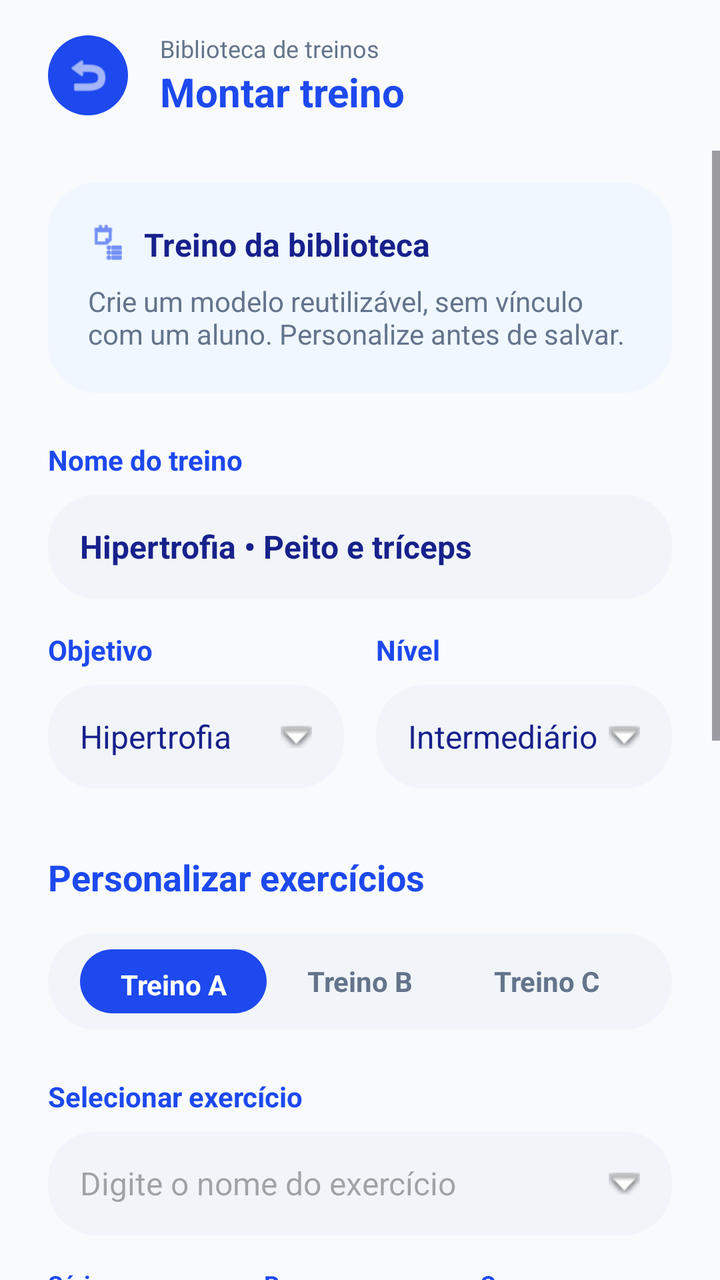
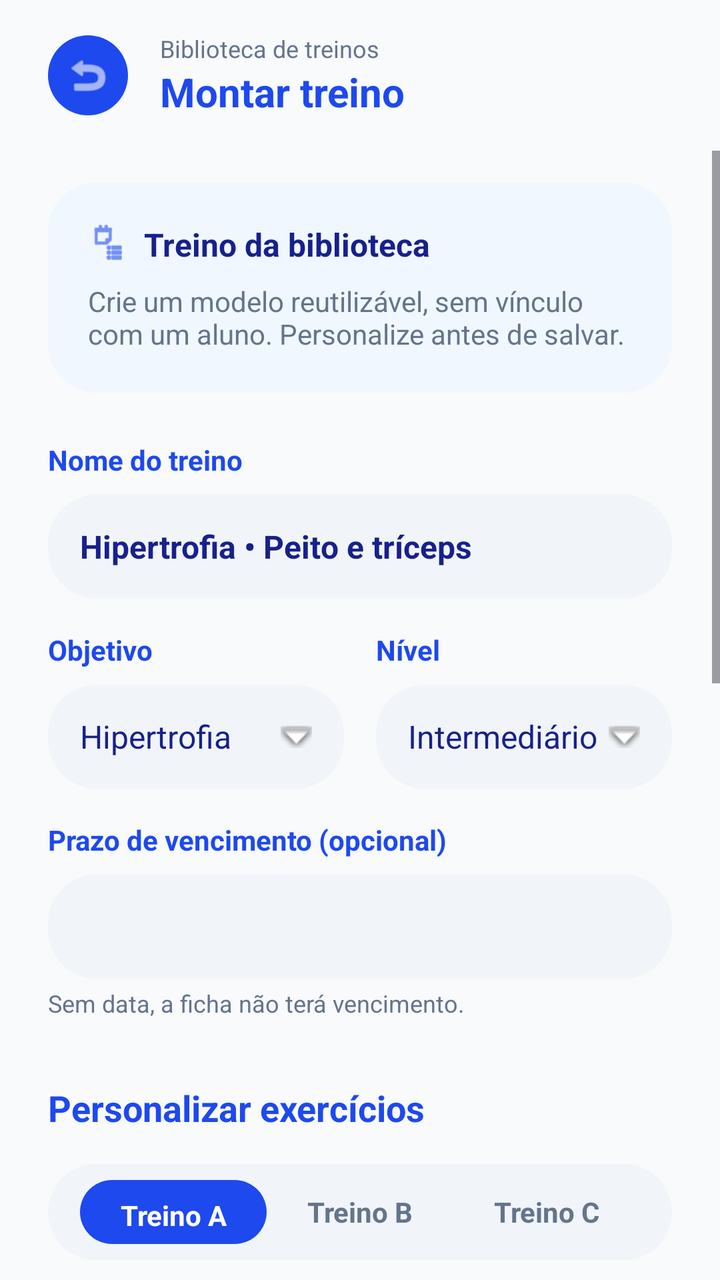

Before-and-after screenshots of an Android layout around one commit, followed by the original layout XML and the change that was made.
<!-- AndroidManifest.xml: application theme Theme.AcademiaUniforTelas1 -->
<!-- res/layout/activity_montar_treino_instrutor.xml -->
<?xml version="1.0" encoding="utf-8"?>
<androidx.constraintlayout.widget.ConstraintLayout xmlns:android="http://schemas.android.com/apk/res/android"
    xmlns:app="http://schemas.android.com/apk/res-auto"
    xmlns:tools="http://schemas.android.com/tools"
    android:layout_width="match_parent"
    android:layout_height="match_parent"
    android:background="@color/background_white">

    <LinearLayout
        android:id="@+id/llHeader"
        android:layout_width="match_parent"
        android:layout_height="wrap_content"
        android:orientation="horizontal"
        android:paddingHorizontal="24dp"
        android:paddingVertical="16dp"
        app:layout_constraintTop_toTopOf="parent">

        <ImageView
            android:id="@+id/ivBack"
            android:layout_width="40dp"
            android:layout_height="40dp"
            android:layout_gravity="center_vertical"
            android:background="@drawable/bg_pill_blue_solid"
            android:padding="8dp"
            android:src="@android:drawable/ic_menu_revert"
            app:tint="@color/white" />

        <LinearLayout
            android:layout_width="wrap_content"
            android:layout_height="wrap_content"
            android:layout_gravity="center_vertical"
            android:layout_marginStart="16dp"
            android:orientation="vertical">
            <TextView
                android:layout_width="wrap_content"
                android:layout_height="wrap_content"
                android:text="Biblioteca de treinos"
                android:textColor="@color/text_gray"
                android:textSize="12sp" />
            <TextView
                android:id="@+id/tvHeaderTitulo"
                android:layout_width="wrap_content"
                android:layout_height="wrap_content"
                android:text="Montar treino"
                android:textColor="@color/primary_blue"
                android:textSize="20sp"
                android:textStyle="bold" />
        </LinearLayout>
    </LinearLayout>

    <ScrollView
        android:layout_width="match_parent"
        android:layout_height="0dp"
        android:fillViewport="true"
        app:layout_constraintBottom_toBottomOf="parent"
        app:layout_constraintTop_toBottomOf="@id/llHeader">

        <LinearLayout
            android:layout_width="match_parent"
            android:layout_height="wrap_content"
            android:orientation="vertical"
            android:paddingHorizontal="24dp">

            
            <LinearLayout
                android:layout_width="match_parent"
                android:layout_height="wrap_content"
                android:layout_marginTop="16dp"
                android:background="@drawable/bg_button_outline"
                android:backgroundTint="#F0F7FF"
                android:orientation="vertical"
                android:padding="20dp">

                <RelativeLayout
                    android:layout_width="match_parent"
                    android:layout_height="wrap_content">
                    <ImageView
                        android:id="@+id/iconBook"
                        android:layout_width="20dp"
                        android:layout_height="20dp"
                        android:src="@android:drawable/ic_menu_agenda"
                        app:tint="@color/primary_blue" />
                    <TextView
                        android:layout_width="wrap_content"
                        android:layout_height="wrap_content"
                        android:layout_centerVertical="true"
                        android:layout_marginStart="8dp"
                        android:layout_toEndOf="@id/iconBook"
                        android:text="Treino da biblioteca"
                        android:textColor="@color/dark_navy"
                        android:textSize="16sp"
                        android:textStyle="bold" />
                </RelativeLayout>

                <TextView
                    android:layout_width="wrap_content"
                    android:layout_height="wrap_content"
                    android:layout_marginTop="8dp"
                    android:text="Crie um modelo reutilizável, sem vínculo com um aluno. Personalize antes de salvar."
                    android:textColor="@color/text_gray"
                    android:textSize="14sp" />
            </LinearLayout>

            
            <TextView
                android:layout_width="wrap_content"
                android:layout_height="wrap_content"
                android:layout_marginTop="24dp"
                android:text="Nome do treino"
                android:textColor="@color/primary_blue"
                android:textSize="14sp"
                android:textStyle="bold" />

            <EditText
                android:id="@+id/etNomeTreino"
                android:layout_width="match_parent"
                android:layout_height="52dp"
                android:layout_marginTop="8dp"
                android:background="@drawable/bg_button_outline"
                android:backgroundTint="#F1F5F9"
                android:paddingHorizontal="16dp"
                android:text="Hipertrofia • Peito e tríceps"
                android:textColor="@color/dark_navy"
                android:textSize="16sp"
                android:textStyle="bold" />

            
            <LinearLayout
                android:layout_width="match_parent"
                android:layout_height="wrap_content"
                android:layout_marginTop="16dp"
                android:baselineAligned="false"
                android:orientation="horizontal">

                <LinearLayout
                    android:layout_width="0dp"
                    android:layout_height="wrap_content"
                    android:layout_weight="1"
                    android:orientation="vertical">
                    <TextView
                        android:layout_width="wrap_content"
                        android:layout_height="wrap_content"
                        android:text="Objetivo"
                        android:textColor="@color/primary_blue"
                        android:textSize="14sp"
                        android:textStyle="bold" />
                    <EditText
                        android:id="@+id/etObjetivoTreino"
                        android:layout_width="match_parent"
                        android:layout_height="52dp"
                        android:layout_marginTop="8dp"
                        android:background="@drawable/bg_button_outline"
                        android:backgroundTint="#F1F5F9"
                        android:drawableEnd="@android:drawable/arrow_down_float"
                        android:paddingHorizontal="16dp"
                        android:text="Hipertrofia"
                        android:textColor="@color/dark_navy"
                        android:textSize="16sp" />
                </LinearLayout>

                <Space android:layout_width="16dp" android:layout_height="wrap_content" />

                <LinearLayout
                    android:layout_width="0dp"
                    android:layout_height="wrap_content"
                    android:layout_weight="1"
                    android:orientation="vertical">
                    <TextView
                        android:layout_width="wrap_content"
                        android:layout_height="wrap_content"
                        android:text="Nível"
                        android:textColor="@color/primary_blue"
                        android:textSize="14sp"
                        android:textStyle="bold" />
                    <EditText
                        android:id="@+id/etNivelTreino"
                        android:layout_width="match_parent"
                        android:layout_height="52dp"
                        android:layout_marginTop="8dp"
                        android:background="@drawable/bg_button_outline"
                        android:backgroundTint="#F1F5F9"
                        android:drawableEnd="@android:drawable/arrow_down_float"
                        android:paddingHorizontal="16dp"
                        android:text="Intermediário"
                        android:textColor="@color/dark_navy"
                        android:textSize="16sp" />
                </LinearLayout>
            </LinearLayout>

            <TextView
                android:layout_width="wrap_content"
                android:layout_height="wrap_content"
                android:layout_marginTop="32dp"
                android:text="Personalizar exercícios"
                android:textColor="@color/primary_blue"
                android:textSize="18sp"
                android:textStyle="bold" />

            
            <LinearLayout
                android:layout_width="match_parent"
                android:layout_height="48dp"
                android:layout_marginTop="16dp"
                android:background="@drawable/bg_pill_gray"
                android:orientation="horizontal">

                <TextView
                    android:id="@+id/tvTabA"
                    android:layout_width="0dp"
                    android:layout_height="match_parent"
                    android:layout_weight="1"
                    android:background="@drawable/bg_pill_blue_solid"
                    android:clickable="true"
                    android:focusable="true"
                    android:gravity="center"
                    android:text="Treino A"
                    android:textColor="@color/white"
                    android:textSize="14sp"
                    android:textStyle="bold" />

                <TextView
                    android:id="@+id/tvTabB"
                    android:layout_width="0dp"
                    android:layout_height="match_parent"
                    android:layout_weight="1"
                    android:clickable="true"
                    android:focusable="true"
                    android:gravity="center"
                    android:text="Treino B"
                    android:textColor="@color/text_gray"
                    android:textSize="14sp"
                    android:textStyle="bold" />

                <TextView
                    android:id="@+id/tvTabC"
                    android:layout_width="0dp"
                    android:layout_height="match_parent"
                    android:layout_weight="1"
                    android:clickable="true"
                    android:focusable="true"
                    android:gravity="center"
                    android:text="Treino C"
                    android:textColor="@color/text_gray"
                    android:textSize="14sp"
                    android:textStyle="bold" />
            </LinearLayout>

            <TextView
                android:layout_width="wrap_content"
                android:layout_height="wrap_content"
                android:layout_marginTop="24dp"
                android:text="Selecionar exercício"
                android:textColor="@color/primary_blue"
                android:textSize="14sp"
                android:textStyle="bold" />

            <EditText
                android:id="@+id/etSelecionarExercicio"
                android:layout_width="match_parent"
                android:layout_height="52dp"
                android:layout_marginTop="8dp"
                android:background="@drawable/bg_button_outline"
                android:backgroundTint="#F1F5F9"
                android:drawableEnd="@android:drawable/arrow_down_float"
                android:paddingHorizontal="16dp"
                android:hint="Digite o nome do exercício"
                android:textColor="@color/dark_navy"
                android:textSize="16sp" />

            
            <LinearLayout
                android:layout_width="match_parent"
                android:layout_height="wrap_content"
                android:layout_marginTop="16dp"
                android:baselineAligned="false"
                android:orientation="horizontal">

                <LinearLayout
                    android:layout_width="0dp"
                    android:layout_height="wrap_content"
                    android:layout_weight="1"
                    android:orientation="vertical">
                    <TextView
                        android:layout_width="wrap_content"
                        android:layout_height="wrap_content"
                        android:text="Séries"
                        android:textColor="@color/primary_blue"
                        android:textSize="12sp"
                        android:textStyle="bold" />
                    <EditText
                        android:id="@+id/etSeries"
                        android:layout_width="match_parent"
                        android:layout_height="48dp"
                        android:layout_marginTop="4dp"
                        android:background="@drawable/bg_button_outline"
                        android:backgroundTint="#F1F5F9"
                        android:inputType="number"
                        android:paddingHorizontal="16dp"
                        android:text="4"
                        android:textColor="@color/dark_navy"
                        android:textSize="16sp" />
                </LinearLayout>

                <Space android:layout_width="12dp" android:layout_height="wrap_content" />

                <LinearLayout
                    android:layout_width="0dp"
                    android:layout_height="wrap_content"
                    android:layout_weight="1"
                    android:orientation="vertical">
                    <TextView
                        android:layout_width="wrap_content"
                        android:layout_height="wrap_content"
                        android:text="Reps"
                        android:textColor="@color/primary_blue"
                        android:textSize="12sp"
                        android:textStyle="bold" />
                    <EditText
                        android:id="@+id/etReps"
                        android:layout_width="match_parent"
                        android:layout_height="48dp"
                        android:layout_marginTop="4dp"
                        android:background="@drawable/bg_button_outline"
                        android:backgroundTint="#F1F5F9"
                        android:inputType="number"
                        android:paddingHorizontal="16dp"
                        android:text="12"
                        android:textColor="@color/dark_navy"
                        android:textSize="16sp" />
                </LinearLayout>

                <Space android:layout_width="12dp" android:layout_height="wrap_content" />

                <LinearLayout
                    android:layout_width="0dp"
                    android:layout_height="wrap_content"
                    android:layout_weight="1"
                    android:orientation="vertical">
                    <TextView
                        android:layout_width="wrap_content"
                        android:layout_height="wrap_content"
                        android:text="Carga"
                        android:textColor="@color/primary_blue"
                        android:textSize="12sp"
                        android:textStyle="bold" />
                    <EditText
                        android:id="@+id/etCarga"
                        android:layout_width="match_parent"
                        android:layout_height="48dp"
                        android:layout_marginTop="4dp"
                        android:background="@drawable/bg_button_outline"
                        android:backgroundTint="#F1F5F9"
                        android:paddingHorizontal="16dp"
                        android:text="60 kg"
                        android:textColor="@color/dark_navy"
                        android:textSize="16sp" />
                </LinearLayout>
            </LinearLayout>

            
            <LinearLayout
                android:layout_width="match_parent"
                android:layout_height="wrap_content"
                android:layout_marginTop="16dp"
                android:baselineAligned="false"
                android:orientation="horizontal">

                <LinearLayout
                    android:layout_width="0dp"
                    android:layout_height="wrap_content"
                    android:layout_weight="1"
                    android:orientation="vertical">
                    <TextView
                        android:layout_width="wrap_content"
                        android:layout_height="wrap_content"
                        android:text="Descanso"
                        android:textColor="@color/primary_blue"
                        android:textSize="12sp"
                        android:textStyle="bold" />
                    <EditText
                        android:id="@+id/etDescanso"
                        android:layout_width="match_parent"
                        android:layout_height="48dp"
                        android:layout_marginTop="4dp"
                        android:background="@drawable/bg_button_outline"
                        android:backgroundTint="#F1F5F9"
                        android:paddingHorizontal="16dp"
                        android:text="60 s"
                        android:textColor="@color/dark_navy"
                        android:textSize="16sp" />
                </LinearLayout>

                <Space android:layout_width="16dp" android:layout_height="wrap_content" />

                <LinearLayout
                    android:layout_width="0dp"
                    android:layout_height="wrap_content"
                    android:layout_weight="1"
                    android:orientation="vertical">
                    <TextView
                        android:layout_width="wrap_content"
                        android:layout_height="wrap_content"
                        android:text="Cadência"
                        android:textColor="@color/primary_blue"
                        android:textSize="12sp"
                        android:textStyle="bold" />
                    <EditText
                        android:id="@+id/etCadencia"
                        android:layout_width="match_parent"
                        android:layout_height="48dp"
                        android:layout_marginTop="4dp"
                        android:background="@drawable/bg_button_outline"
                        android:backgroundTint="#F1F5F9"
                        android:paddingHorizontal="16dp"
                        android:text="2–0–2"
                        android:textColor="@color/dark_navy"
                        android:textSize="16sp" />
                </LinearLayout>
            </LinearLayout>

            
            <TextView
                android:layout_width="wrap_content"
                android:layout_height="wrap_content"
                android:layout_marginTop="16dp"
                android:text="Observações de execução"
                android:textColor="@color/primary_blue"
                android:textSize="12sp"
                android:textStyle="bold" />

            <EditText
                android:id="@+id/etObservacoes"
                android:layout_width="match_parent"
                android:layout_height="wrap_content"
                android:minHeight="80dp"
                android:layout_marginTop="4dp"
                android:background="@drawable/bg_button_outline"
                android:backgroundTint="#F1F5F9"
                android:gravity="top|start"
                android:inputType="textMultiLine"
                android:padding="16dp"
                android:hint="Manter as escápulas apoiadas e controlar a descida."
                android:textColor="@color/dark_navy"
                android:textSize="14sp" />

            <Button
                android:id="@+id/btnAdicionarExercicioItem"
                android:layout_width="match_parent"
                android:layout_height="48dp"
                android:layout_marginTop="16dp"
                android:background="@drawable/bg_rounded_button"
                android:text="+ Adicionar exercício"
                android:textAllCaps="false"
                android:textColor="@color/white"
                android:textSize="14sp"
                android:textStyle="bold" />

            
            <RelativeLayout
                android:layout_width="match_parent"
                android:layout_height="wrap_content"
                android:layout_marginTop="32dp">
                <TextView
                    android:id="@+id/tvResumoExerciciosTitulo"
                    android:layout_width="wrap_content"
                    android:layout_height="wrap_content"
                    android:text="Exercícios do Treino A"
                    android:textColor="@color/dark_navy"
                    android:textSize="16sp"
                    android:textStyle="bold" />
                <TextView
                    android:id="@+id/tvResumoExerciciosCount"
                    android:layout_width="wrap_content"
                    android:layout_height="wrap_content"
                    android:layout_alignParentEnd="true"
                    android:text="5 exercícios"
                    android:textColor="@color/text_gray"
                    android:textSize="14sp" />
            </RelativeLayout>

            
            <LinearLayout
                android:id="@+id/llContainerExerciciosMontar"
                android:layout_width="match_parent"
                android:layout_height="wrap_content"
                android:orientation="vertical">

                

            </LinearLayout>

            <Button
                android:id="@+id/btnSalvarTreino"
                android:layout_width="match_parent"
                android:layout_height="56dp"
                android:layout_marginTop="24dp"
                android:background="@drawable/bg_rounded_button"
                android:text="Salvar treino na biblioteca"
                android:textAllCaps="false"
                android:textColor="@color/white"
                android:textSize="16sp"
                android:textStyle="bold" />

            <TextView
                android:layout_width="wrap_content"
                android:layout_height="wrap_content"
                android:layout_gravity="center_horizontal"
                android:layout_marginTop="8dp"
                android:layout_marginBottom="32dp"
                android:text="Disponível na biblioteca para reutilizar quando quiser."
                android:textColor="@color/text_gray"
                android:textSize="12sp" />
        </LinearLayout>
    </ScrollView>

</androidx.constraintlayout.widget.ConstraintLayout>
<!-- resources referenced by this layout -->
<resources>
  <color name="background_white">#F8FAFC</color>
  <color name="dark_navy">#17218B</color>
  <color name="primary_blue">#1D49EE</color>
  <color name="text_gray">#64748B</color>
  <color name="white">#FFFFFFFF</color>
  <!-- drawable bg_button_outline (drawable) -->
  <?xml version="1.0" encoding="utf-8"?>
  <shape xmlns:android="http://schemas.android.com/apk/res/android"
      android:shape="rectangle">
      <solid android:color="@color/white" />
      <stroke
          android:width="1dp"
          android:color="@color/primary_blue" />
      <corners android:radius="24dp" />
  </shape>
  <!-- drawable bg_pill_blue_solid (drawable) -->
  <?xml version="1.0" encoding="utf-8"?>
  <shape xmlns:android="http://schemas.android.com/apk/res/android"
      android:shape="rectangle">
      <solid android:color="@color/primary_blue" />
      <corners android:radius="28dp" />
      <padding android:left="16dp" android:right="16dp" android:top="8dp" android:bottom="8dp"/>
  </shape>
  <!-- drawable bg_pill_gray (drawable) -->
  <?xml version="1.0" encoding="utf-8"?>
  <shape xmlns:android="http://schemas.android.com/apk/res/android"
      android:shape="rectangle">
      <solid android:color="#F1F5F9" />
      <corners android:radius="28dp" />
      <padding android:left="16dp" android:right="16dp" android:top="8dp" android:bottom="8dp"/>
  </shape>
  <!-- drawable bg_rounded_button (drawable) -->
  <?xml version="1.0" encoding="utf-8"?>
  <shape xmlns:android="http://schemas.android.com/apk/res/android">
      <solid android:color="#2558F5" />
      <corners android:radius="28dp" />
  </shape>
  <style name="Theme.AcademiaUniforTelas1" parent="Base.Theme.AcademiaUniforTelas1" />
  <style name="Base.Theme.AcademiaUniforTelas1" parent="Theme.Material3.DayNight.NoActionBar">
          <item name="colorPrimary">@color/primary_blue</item>
          <item name="colorAccent">@color/primary_blue</item>
          <item name="materialButtonStyle">@style/Widget.Material3.Button</item>
      </style>
</resources>

<!-- the commit's change to res/layout/activity_montar_treino_instrutor.xml (unified diff, before → after) -->
@@ -186,6 +186,35 @@
                         android:textSize="16sp" />
                 </LinearLayout>
             </LinearLayout>
+
+            
+            <TextView
+                android:id="@+id/tvPrazoVencimentoLabel"
+                android:layout_width="wrap_content"
+                android:layout_height="wrap_content"
+                android:layout_marginTop="16dp"
+                android:text="Prazo de vencimento (opcional)"
+                android:textColor="@color/primary_blue"
+                android:textSize="14sp"
+                android:textStyle="bold" />
+
+            <Spinner
+                android:id="@+id/spPrazoVencimento"
+                android:layout_width="match_parent"
+                android:layout_height="52dp"
+                android:layout_marginTop="8dp"
+                android:background="@drawable/bg_button_outline"
+                android:backgroundTint="#F1F5F9"
+                android:paddingHorizontal="16dp" />
+
+            <TextView
+                android:id="@+id/tvPrazoVencimentoHelper"
+                android:layout_width="wrap_content"
+                android:layout_height="wrap_content"
+                android:layout_marginTop="4dp"
+                android:text="Sem data, a ficha não terá vencimento."
+                android:textColor="@color/text_gray"
+                android:textSize="12sp" />
 
             <TextView
                 android:layout_width="wrap_content"
